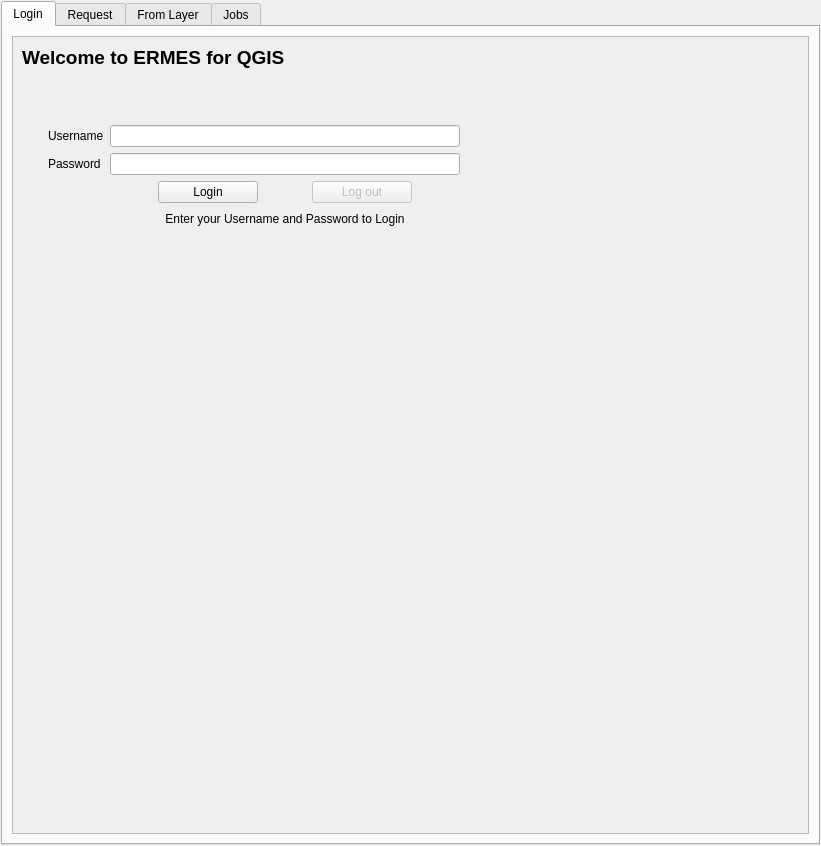
The window that ermes_qgis_dialog_base.ui (links-ads/ermes-mapping-plugin) describes before a commit, drawn with Qt 5.
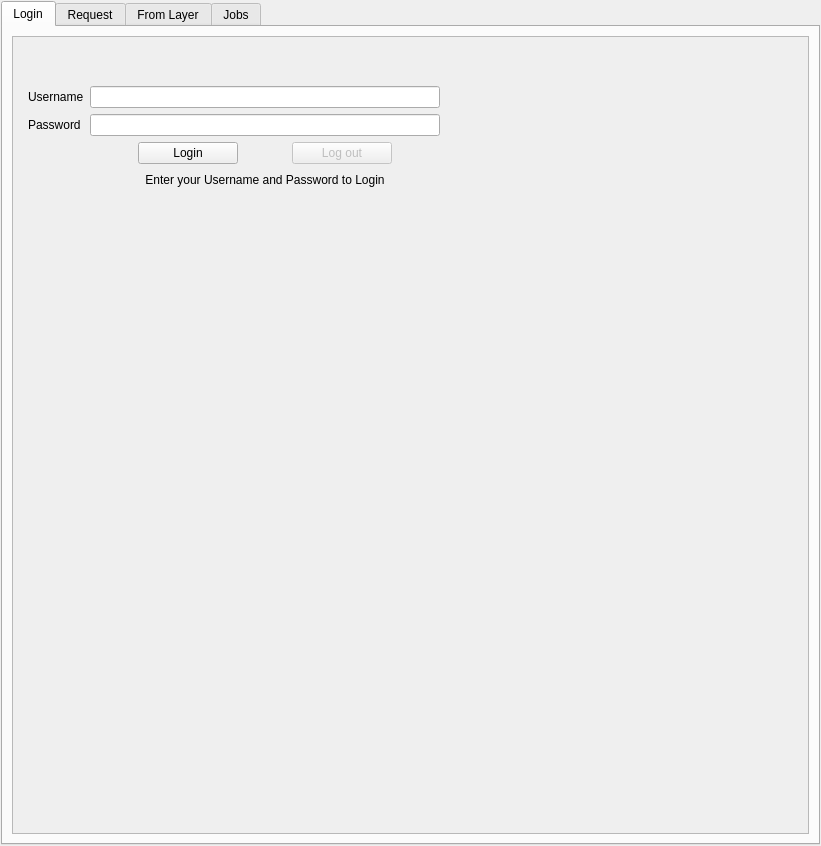
The same window after the commit. Custom widgets are drawn as their Qt base class.

Commit message: Added ermes image in login title

What changed in the file:
```diff
--- a/ermes_qgis_dialog_base.ui
+++ b/ermes_qgis_dialog_base.ui
@@ -93,68 +93,7 @@
                </property>
               </widget>
              </item>
-             <item row="10" column="7">
-              <spacer name="mainLoginHorizontalSpacer">
-               <property name="orientation">
-                <enum>Qt::Horizontal</enum>
-               </property>
-               <property name="sizeHint" stdset="0">
-                <size>
-                 <width>40</width>
-                 <height>20</height>
-                </size>
-               </property>
-              </spacer>
-             </item>
-             <item row="16" column="7">
-              <spacer name="horizontalSpacer_3">
-               <property name="orientation">
-                <enum>Qt::Horizontal</enum>
-               </property>
-               <property name="sizeHint" stdset="0">
-                <size>
-                 <width>40</width>
-                 <height>20</height>
-                </size>
-               </property>
-              </spacer>
-             </item>
-             <item row="18" column="6">
-              <spacer name="mainLoginVerticalSpacer">
-               <property name="orientation">
-                <enum>Qt::Vertical</enum>
-               </property>
-               <property name="sizeType">
-                <enum>QSizePolicy::Expanding</enum>
-               </property>
-               <property name="sizeHint" stdset="0">
-                <size>
-                 <width>20</width>
-                 <height>40</height>
-                </size>
-               </property>
-              </spacer>
-             </item>
              <item row="12" column="3">
-              <widget class="QLineEdit" name="passwordLineEdit">
-               <property name="minimumSize">
-                <size>
-                 <width>350</width>
-                 <height>0</height>
-                </size>
-               </property>
-               <property name="maximumSize">
-                <size>
-                 <width>350</width>
-                 <height>25</height>
-                </size>
-               </property>
-               <property name="echoMode">
-                <enum>QLineEdit::Password</enum>
-               </property>
-              </widget>
-             </item>
-             <item row="14" column="3">
               <layout class="QHBoxLayout" name="horizontalLayout_3">
                <item>
                 <widget class="QPushButton" name="loginPushButton">
@@ -199,24 +138,61 @@
                </item>
               </layout>
              </item>
-             <item row="12" column="2">
-              <widget class="QLabel" name="passwordLabel">
-               <property name="text">
-                <string>Password</string>
+             <item row="9" column="3">
+              <widget class="QLineEdit" name="usernameLineEdit">
+               <property name="minimumSize">
+                <size>
+                 <width>350</width>
+                 <height>0</height>
+                </size>
                </property>
+               <property name="maximumSize">
+                <size>
+                 <width>350</width>
+                 <height>25</height>
+                </size>
+               </property>
+               <property name="clearButtonEnabled">
+                <bool>true</bool>
+               </property>
               </widget>
              </item>
-             <item row="16" column="3">
-              <widget class="QLabel" name="loginInfoLabel">
-               <property name="text">
-                <string>Enter your Username and Password to Login</string>
+             <item row="10" column="3">
+              <widget class="QLineEdit" name="passwordLineEdit">
+               <property name="minimumSize">
+                <size>
+                 <width>350</width>
+                 <height>0</height>
+                </size>
                </property>
-               <property name="alignment">
-                <set>Qt::AlignCenter</set>
+               <property name="maximumSize">
+                <size>
+                 <width>350</width>
+                 <height>25</height>
+                </size>
                </property>
+               <property name="echoMode">
+                <enum>QLineEdit::Password</enum>
+               </property>
               </widget>
              </item>
-             <item row="11" column="2">
+             <item row="16" column="6">
+              <spacer name="mainLoginVerticalSpacer">
+               <property name="orientation">
+                <enum>Qt::Vertical</enum>
+               </property>
+               <property name="sizeType">
+                <enum>QSizePolicy::Expanding</enum>
+               </property>
+               <property name="sizeHint" stdset="0">
+                <size>
+                 <width>20</width>
+                 <height>40</height>
+                </size>
+               </property>
+              </spacer>
+             </item>
+             <item row="9" column="2">
               <widget class="QLabel" name="usernameLabel">
                <property name="text">
                 <string>Username</string>
@@ -226,7 +202,7 @@
              <item row="0" column="1" colspan="6">
               <widget class="QLabel" name="welcomeLabel">
                <property name="text">
-                <string>&lt;html&gt;&lt;head/&gt;&lt;body&gt;&lt;p&gt;&lt;span style=&quot; font-size:14pt; font-weight:600;&quot;&gt;Welcome to ERMES for QGIS&lt;/span&gt;&lt;/p&gt;&lt;/body&gt;&lt;/html&gt;</string>
+                <string/>
                </property>
                <property name="wordWrap">
                 <bool>false</bool>
@@ -236,54 +212,33 @@
                </property>
               </widget>
              </item>
-             <item row="7" column="1">
-              <spacer name="titleLoginVerticalSpacer">
-               <property name="orientation">
-                <enum>Qt::Vertical</enum>
-               </property>
-               <property name="sizeType">
-                <enum>QSizePolicy::Preferred</enum>
-               </property>
-               <property name="sizeHint" stdset="0">
-                <size>
-                 <width>20</width>
-                 <height>10</height>
-                </size>
-               </property>
-              </spacer>
-             </item>
-             <item row="10" column="1">
-              <spacer name="indentLoginHorizontalSpacer">
+             <item row="14" column="7">
+              <spacer name="horizontalSpacer_3">
                <property name="orientation">
                 <enum>Qt::Horizontal</enum>
                </property>
-               <property name="sizeType">
-                <enum>QSizePolicy::Preferred</enum>
-               </property>
                <property name="sizeHint" stdset="0">
                 <size>
-                 <width>20</width>
+                 <width>40</width>
                  <height>20</height>
                 </size>
                </property>
               </spacer>
              </item>
-             <item row="11" column="3">
-              <widget class="QLineEdit" name="usernameLineEdit">
-               <property name="minimumSize">
-                <size>
-                 <width>350</width>
-                 <height>0</height>
-                </size>
+             <item row="14" column="3">
+              <widget class="QLabel" name="loginInfoLabel">
+               <property name="text">
+                <string>Enter your Username and Password to Login</string>
                </property>
-               <property name="maximumSize">
-                <size>
-                 <width>350</width>
-                 <height>25</height>
-                </size>
+               <property name="alignment">
+                <set>Qt::AlignCenter</set>
                </property>
-               <property name="clearButtonEnabled">
-                <bool>true</bool>
+              </widget>
+             </item>
+             <item row="10" column="2">
+              <widget class="QLabel" name="passwordLabel">
+               <property name="text">
+                <string>Password</string>
                </property>
               </widget>
              </item>
```
The commit also changes 2 other files.
